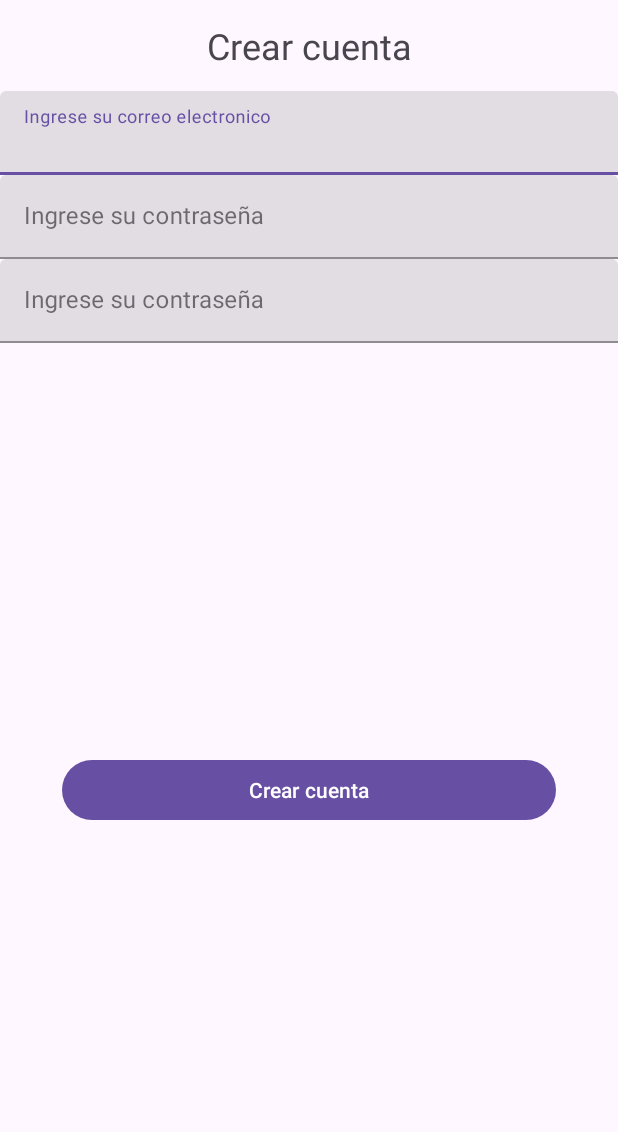
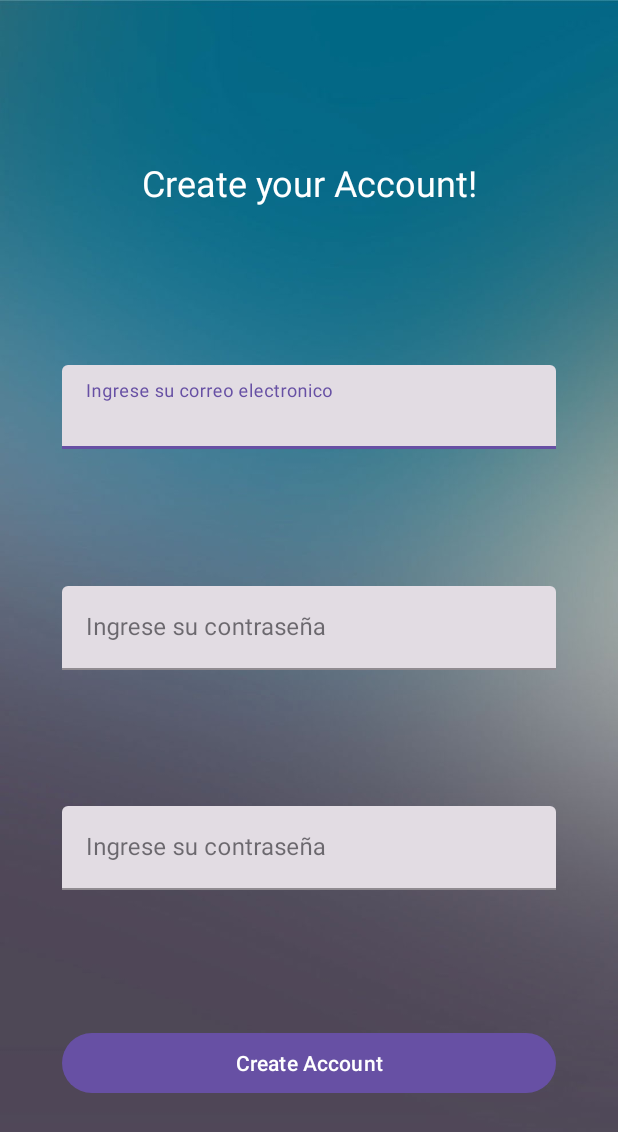
Before and after one commit to JoseJimenezGonzalez/MagicCraft_App, an Android app: the CreateAccountActivity screen opened directly, with no data from a screen before it, on a phone screen of 412 x 824 dp. Shown: the top 1132 px of the screen. Run offline under Robolectric (Android 15) with nearby library versions, the phone set to English and light mode, and no system bars; our stand-ins replace Firebase (no records; nobody signed in at launch, a user with empty details on screens opened directly).

Commit message:
commit background

```diff
--- a/app/src/main/res/layout/activity_create_account.xml
+++ b/app/src/main/res/layout/activity_create_account.xml
@@ -4,23 +4,27 @@
     xmlns:tools="http://schemas.android.com/tools"
     android:layout_width="match_parent"
     android:layout_height="match_parent"
-    tools:context=".CreateAccountActivity">
+    tools:context=".CreateAccountActivity"
+    android:adjustViewBounds="true"
+    android:background="@drawable/background">
 
     <LinearLayout
         android:id="@+id/lyNameApp"
-        android:layout_width="match_parent"
+        android:layout_width="0dp"
         android:layout_height="wrap_content"
         app:layout_constraintTop_toTopOf="parent"
-        app:layout_constraintStart_toStartOf="parent"
-        app:layout_constraintEnd_toEndOf="parent">
+        app:layout_constraintStart_toStartOf="@id/guidelineVertical1"
+        app:layout_constraintEnd_toEndOf="@id/guidelineVertical2"
+        app:layout_constraintBottom_toTopOf="@id/tilMail">
 
         <TextView
             android:layout_width="match_parent"
             android:layout_height="wrap_content"
-            android:text="Crear cuenta"
+            android:text="Create your Account!"
             android:padding="14dp"
             android:textSize="24sp"
-            android:textAlignment="center">
+            android:textAlignment="center"
+            android:textColor="@color/white">
         </TextView>
 
     </LinearLayout>
@@ -28,12 +32,13 @@
     <com.google.android.material.textfield.TextInputLayout
         android:id="@+id/tilMail"
         style="@style/Widget.MaterialComponents.TextInputLayout.FilledBox"
-        android:layout_width="match_parent"
+        android:layout_width="0dp"
         android:layout_height="wrap_content"
         android:hint="Ingrese su correo electronico"
-        app:layout_constraintStart_toStartOf="parent"
+        app:layout_constraintStart_toStartOf="@id/guidelineVertical1"
+        app:layout_constraintEnd_toEndOf="@id/guidelineVertical2"
         app:layout_constraintTop_toBottomOf="@id/lyNameApp"
-        app:layout_constraintEnd_toEndOf="parent">
+        app:layout_constraintBottom_toTopOf="@id/tilPassword">
         <com.google.android.material.textfield.TextInputEditText
             android:id="@+id/tietMail"
             android:layout_width="match_parent"
@@ -45,11 +50,12 @@
     <com.google.android.material.textfield.TextInputLayout
         android:id="@+id/tilPassword"
         style="@style/Widget.MaterialComponents.TextInputLayout.FilledBox"
-        android:layout_width="match_parent"
+        android:layout_width="0dp"
         android:layout_height="wrap_content"
         android:hint="Ingrese su contraseña"
-        app:layout_constraintStart_toStartOf="parent"
-        app:layout_constraintEnd_toEndOf="parent"
+        app:layout_constraintStart_toStartOf="@id/guidelineVertical1"
+        app:layout_constraintEnd_toEndOf="@id/guidelineVertical2"
+        app:layout_constraintBottom_toTopOf="@id/tilRepeatPassword"
         app:layout_constraintTop_toBottomOf="@id/tilMail">
         <com.google.android.material.textfield.TextInputEditText
             android:id="@+id/tietPassword"
@@ -62,12 +68,13 @@
     <com.google.android.material.textfield.TextInputLayout
         android:id="@+id/tilRepeatPassword"
         style="@style/Widget.MaterialComponents.TextInputLayout.FilledBox"
-        android:layout_width="match_parent"
+        android:layout_width="0dp"
         android:layout_height="wrap_content"
         android:hint="Ingrese su contraseña"
-        app:layout_constraintStart_toStartOf="parent"
+        app:layout_constraintStart_toStartOf="@id/guidelineVertical1"
+        app:layout_constraintEnd_toEndOf="@id/guidelineVertical2"
         app:layout_constraintTop_toBottomOf="@id/tilPassword"
-        app:layout_constraintEnd_toEndOf="parent">
+        app:layout_constraintBottom_toTopOf="@id/btnCreateAccount">
         <com.google.android.material.textfield.TextInputEditText
             android:id="@+id/tietRepeatPassword"
             android:layout_width="match_parent"
@@ -84,7 +91,7 @@
         app:layout_constraintEnd_toEndOf="@id/guidelineVertical2"
         app:layout_constraintBottom_toBottomOf="parent"
         app:layout_constraintTop_toBottomOf="@id/tilRepeatPassword"
-        android:text="Crear cuenta">
+        android:text="Create Account">
     </Button>
 
 
--- a/app/src/main/res/layout/activity_login.xml
+++ b/app/src/main/res/layout/activity_login.xml
@@ -4,7 +4,8 @@
     xmlns:tools="http://schemas.android.com/tools"
     android:layout_width="match_parent"
     android:layout_height="match_parent"
-    tools:context=".LoginActivity">
+    tools:context=".LoginActivity"
+    android:background="@drawable/background">
 
     <LinearLayout
         android:id="@+id/lyNameApp"
@@ -12,7 +13,8 @@
         android:layout_height="wrap_content"
         app:layout_constraintTop_toTopOf="parent"
         app:layout_constraintStart_toStartOf="parent"
-        app:layout_constraintEnd_toEndOf="parent">
+        app:layout_constraintEnd_toEndOf="parent"
+        app:layout_constraintBottom_toTopOf="@id/etMail">
 
         <TextView
             android:layout_width="match_parent"
@@ -20,7 +22,8 @@
             android:text="Bienvenido a MagicCraft"
             android:padding="14dp"
             android:textSize="24sp"
-            android:textAlignment="center">
+            android:textAlignment="center"
+            android:textColor="@color/white">
         </TextView>
 
     </LinearLayout>
@@ -33,6 +36,7 @@
         app:layout_constraintStart_toStartOf="@id/guidelineVertical1"
         app:layout_constraintEnd_toEndOf="@id/guidelineVertical2"
         app:layout_constraintBottom_toTopOf="@id/etPassword"
+        android:textColor="@color/white"
         android:inputType="textEmailAddress"
         android:hint="Introduce el correo electronico">
     </EditText>
@@ -45,6 +49,7 @@
         app:layout_constraintStart_toStartOf="@id/guidelineVertical1"
         app:layout_constraintEnd_toEndOf="@id/guidelineVertical2"
         app:layout_constraintBottom_toTopOf="@id/btnLogin"
+        android:textColor="@color/white"
         android:inputType="textPassword"
         android:hint="Introduce la contraseña">
     </EditText>
@@ -64,6 +69,7 @@
         android:id="@+id/tvRememberPassword"
         android:layout_width="wrap_content"
         android:layout_height="wrap_content"
+        android:textColor="@color/white"
         app:layout_constraintStart_toStartOf="@id/guidelineVertical1"
         app:layout_constraintTop_toBottomOf="@id/btnLogin"
         app:layout_constraintBottom_toTopOf="@id/tvCreateAccount"
@@ -74,6 +80,7 @@
         android:id="@+id/tvCreateAccount"
         android:layout_width="wrap_content"
         android:layout_height="wrap_content"
+        android:textColor="@color/white"
         app:layout_constraintStart_toStartOf="@id/guidelineVertical1"
         app:layout_constraintTop_toBottomOf="@id/tvRememberPassword"
         app:layout_constraintBottom_toTopOf="@id/tvTermsPrivacity"
@@ -84,6 +91,7 @@
         android:id="@+id/tvTermsPrivacity"
         android:layout_width="wrap_content"
         android:layout_height="wrap_content"
+        android:textColor="@color/white"
         app:layout_constraintStart_toStartOf="@id/guidelineVertical1"
         app:layout_constraintTop_toBottomOf="@id/tvCreateAccount"
         app:layout_constraintBottom_toBottomOf="parent"
```
Also changed, not shown: app/src/main/res/drawable/background.jpeg (added).
